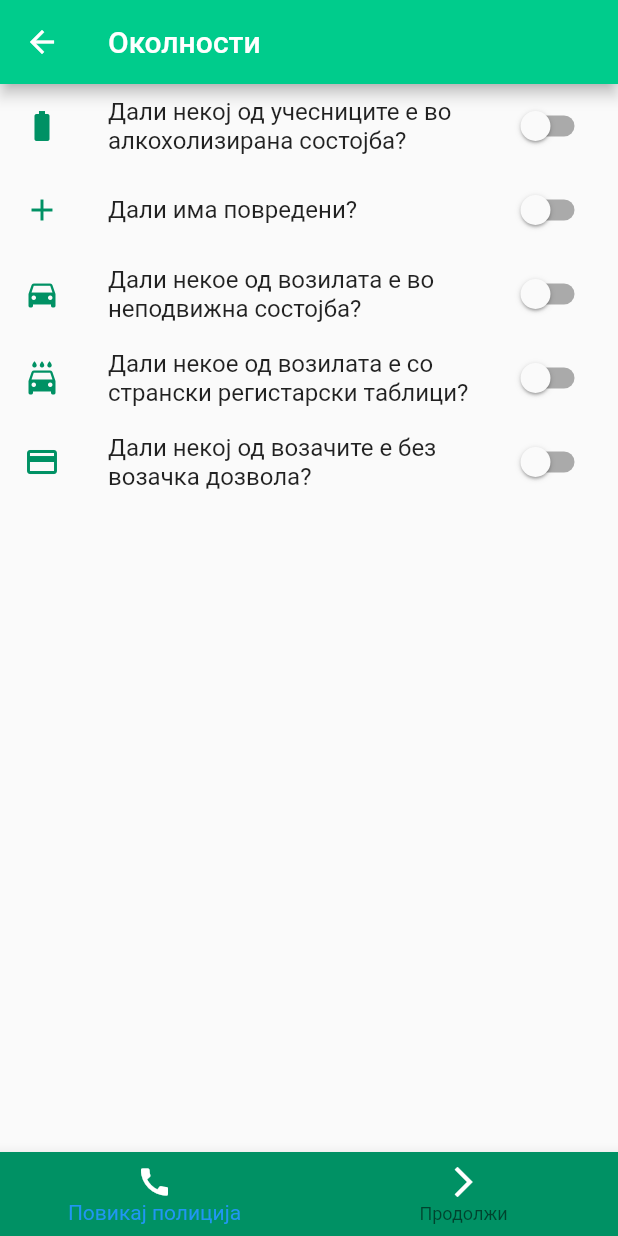
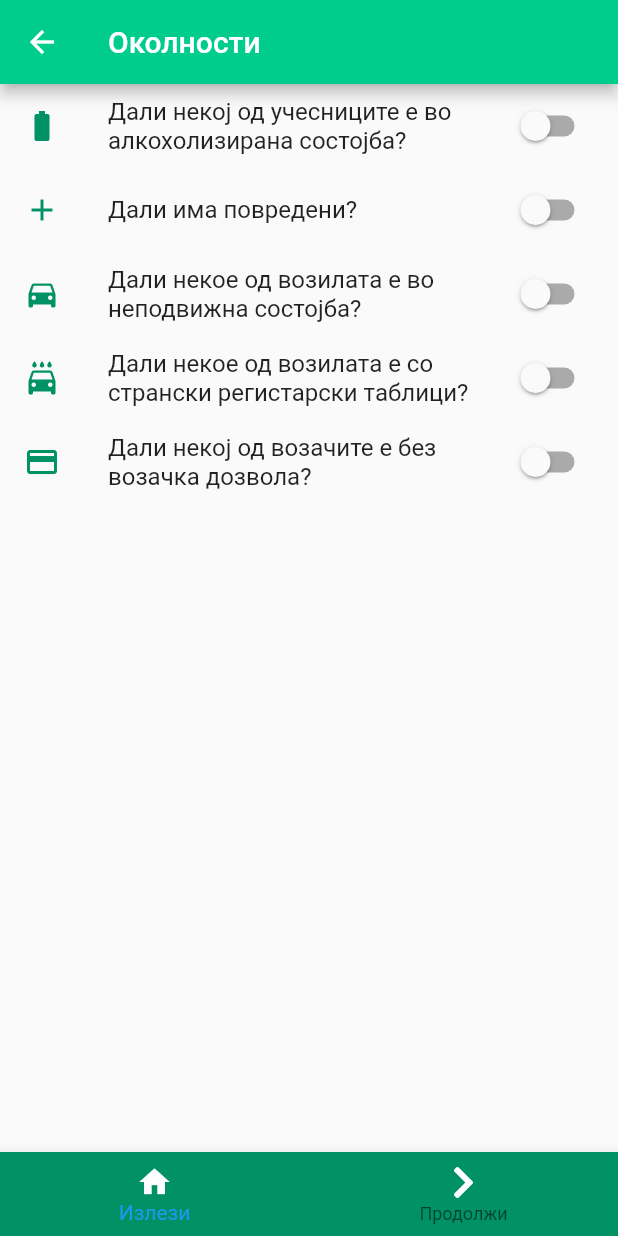
Before and after one commit to aavramovic/insurhack_izveshtaj_app, a Flutter app: the screen it shows after launch, after a tap on "Нов Извештај", on a phone screen of 412 x 824 dp. Run offline on Flutter 3.47's test engine with Material 2 defaults, Android fonts, the phone set to English and light mode, and no system bars; our stand-ins replace font_awesome_flutter.

Commit message:
change bottom navigation home button takes to start

```diff
--- a/lib/main.dart
+++ b/lib/main.dart
@@ -26,28 +26,36 @@ class MyHomePage extends StatefulWidget {
 }
 
 class _MyHomePageState extends State<MyHomePage> {
+  static const _colorPrimary = Color.fromRGBO(0,145,100, 1);
+  static const _colorSecondary = Color.fromRGBO(204,0,64, 1);
+  static const _colorTertiary = Color.fromRGBO(0,0,120,1);
+  static const _colorRed = Color.fromRGBO(245, 7, 7, 1);
+  static const _colorWhite = Color.fromRGBO(255, 255, 255, 1);
 
   @override
   Widget build(BuildContext context) {
     return Scaffold(
       appBar: AppBar(
         title: Text(widget.title),
+        backgroundColor: _colorPrimary,
       ),
       body: Center(
         child: Column(
           mainAxisAlignment: MainAxisAlignment.center,
           children: <Widget>[
-            RaisedButton(
-              child: Text("Нов Извештај"),
-              onPressed: () {
-                Navigator.of(context).push(
-                  MaterialPageRoute(
-                    builder: (_) {
-                      return PreStartCheck();
-                    }
-                  )
-                );
-              },
+            ButtonTheme(
+              minWidth: 200.0,
+              height: 100.0,
+              child: RaisedButton(
+                child: Text("Нов Извештај"),
+                textColor: _colorWhite,
+                color: _colorSecondary,
+                onPressed: () {
+                  Navigator.of(context).push(MaterialPageRoute(builder: (_) {
+                    return PreStartCheck();
+                  }));
+                },
+              ),
             ),
           ],
         ),
--- a/lib/screens/prestart_check_screen.dart
+++ b/lib/screens/prestart_check_screen.dart
@@ -1,6 +1,8 @@
+import 'package:flutter/cupertino.dart';
 import 'package:flutter/material.dart';
+import 'package:insurhack_izveshtaj_app/main.dart';
 import 'package:insurhack_izveshtaj_app/screens/circumstances_of_the_accident_screen.dart';
-
+import 'package:font_awesome_flutter/font_awesome_flutter.dart';
 class PreStartCheck extends StatefulWidget {
   static const routeName = '/prestart_check';
 
@@ -20,7 +22,13 @@ class _PreStartCheckState extends State<PreStartCheck> {
   static const _colorTertiary = Color.fromRGBO(0,0,120,1);
   static const _colorRed = Color.fromRGBO(245, 7, 7, 1);
   static const _colorWhite = Color.fromRGBO(255, 255, 255, 1);
-  // police button
+
+  GlobalKey globalKey = new GlobalKey(debugLabel: 'btm_app_bar');
+  int navigationIndex = 0;
+  static const IconData rightCircle = const IconData(0xf362,
+      fontFamily: CupertinoIcons.iconFont,
+      fontPackage: CupertinoIcons.iconFontPackage);
+
   bool enableCallButton() {
     return _alcohol || _injured || _driveable || _plates || _licence;
   }
@@ -79,24 +87,42 @@ class _PreStartCheckState extends State<PreStartCheck> {
         )
       ),bottomNavigationBar:BottomNavigationBar(
       type: BottomNavigationBarType.fixed ,
-      backgroundColor: _colorPrimary,
+      backgroundColor: !enableCallButton() ? _colorPrimary : _colorSecondary,
+      key: globalKey,
       items: [
         BottomNavigationBarItem(
-
+          icon: Icon(Icons.home,color: _colorWhite),
+          title: new Text('Излези',style: TextStyle(color:_colorWhite ),),
+        ),
+        enableCallButton()?
+        BottomNavigationBarItem(
           icon: Icon(Icons.call,color: _colorWhite),
           title: new Text('Повикај полиција',style: TextStyle(color:_colorWhite ),),
-
-        ),
-
+        ):
         BottomNavigationBarItem(
-          icon: Icon(Icons.arrow_forward_ios,color:_colorWhite),
+          backgroundColor: _colorWhite,
+          icon: Icon(FontAwesomeIcons.chevronRight  , color: _colorWhite,),
           title: new Text('Продолжи',style: TextStyle(color:_colorWhite ),),
-
         )
       ],
-      onTap: (index){
+      onTap: (int index) {
+        setState(() {
+          navigationIndex = index;
+          switch (navigationIndex ) {
+            case 0:
+              Navigator.of(context).push(MaterialPageRoute(builder: (_) {
+                return MyApp();
+              }));
+              break;
+            case 1:
 
-       },
+              break;
+            case 2:
+
+              break;
+          }
+        });
+      },
     )
     );
   }
--- a/pubspec.yaml
+++ b/pubspec.yaml
@@ -23,6 +23,9 @@ dependencies:
   # The following adds the Cupertino Icons font to your application.
   # Use with the CupertinoIcons class for iOS style icons.
   cupertino_icons: ^0.1.2
+
+  font_awesome_flutter: ^8.2.0
+
 
 dev_dependencies:
   flutter_test:
```
Also changed, not shown: pubspec.lock.
